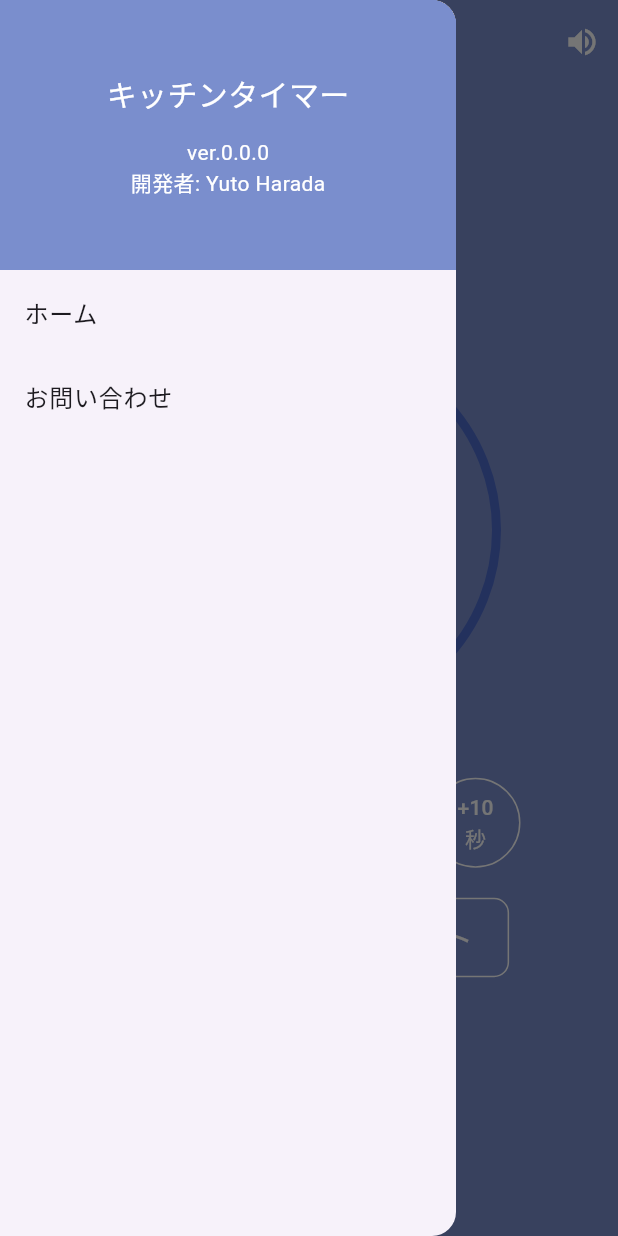
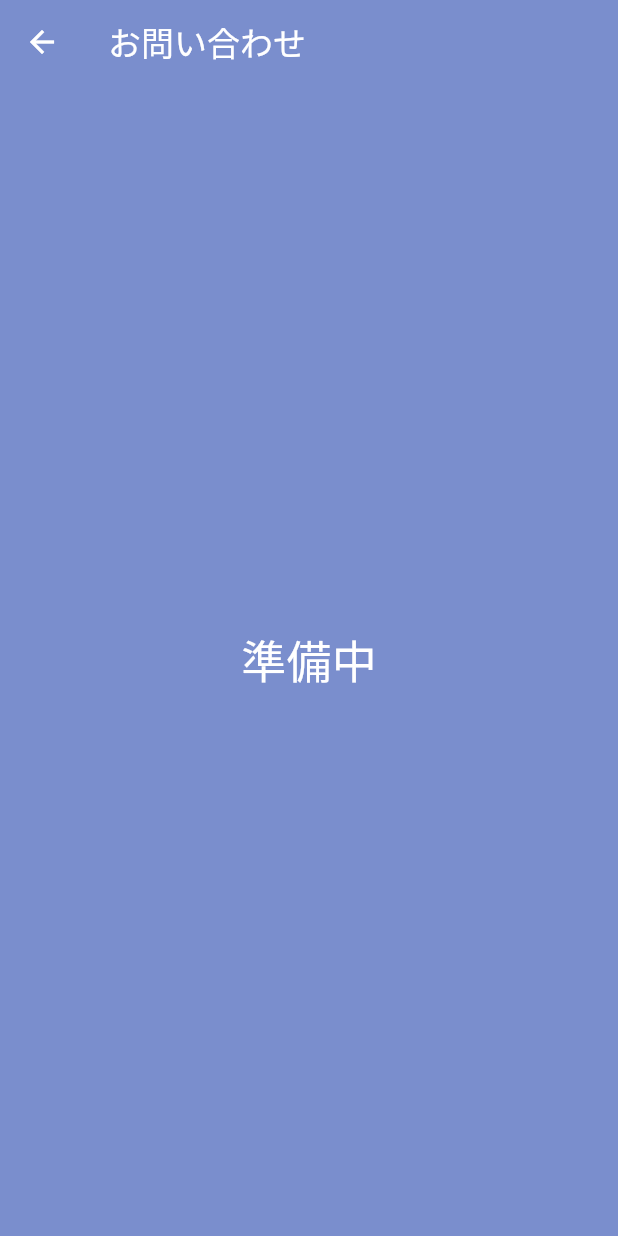
Before and after one commit to mryuu4dev/kitchen_timer, a Flutter app: the screen it shows after launch, in the side drawer, after a tap on "お問い合わせ", on a phone screen of 412 x 824 dp. Run offline on Flutter 3.47's test engine with Material 3 defaults, Android fonts, the phone set to English and light mode, and no system bars; our stand-ins replace audioplayers, get.

Commit message:
お問い合わせ画面を追加

```diff
--- a/lib/main.dart
+++ b/lib/main.dart
@@ -2,11 +2,15 @@ import 'dart:async';
 
 import 'package:audioplayers/audioplayers.dart';
 import 'package:flutter/material.dart';
+import 'package:flutter/services.dart';
 import 'package:get/get.dart';
 
 void main() {
   WidgetsFlutterBinding.ensureInitialized();
-  runApp(MyApp());
+  SystemChrome.setPreferredOrientations(<DeviceOrientation>[
+    DeviceOrientation.portraitUp,
+    DeviceOrientation.portraitDown,
+  ]).then((_) => runApp(MyApp()));
 }
 
 class TimerController extends GetxController {
@@ -168,7 +172,7 @@ class MyApp extends StatelessWidget {
 
   @override
   Widget build(BuildContext context) {
-    return MaterialApp(
+    return GetMaterialApp(
       theme: ThemeData(
         appBarTheme: const AppBarTheme(backgroundColor: Colors.transparent),
         scaffoldBackgroundColor: AppColor.primary,
@@ -208,8 +212,10 @@ class MyApp extends StatelessWidget {
                   ],
                 ),
               ),
-              ListTile(onTap: () {}, title: const Text('ホーム')),
-              ListTile(onTap: () {}, title: const Text('お問い合わせ')),
+              ListTile(
+                onTap: () => Get.to(() => const ContactView()),
+                title: const Text('お問い合わせ'),
+              ),
             ],
           ),
         ),
@@ -286,3 +292,29 @@ class MyApp extends StatelessWidget {
     );
   }
 }
+
+class ContactView extends StatelessWidget {
+  const ContactView({super.key});
+
+  @override
+  Widget build(BuildContext context) {
+    return Scaffold(
+      appBar: AppBar(
+        title: const Text(
+          'お問い合わせ',
+          style: TextStyle(color: Colors.white),
+        ),
+        iconTheme: const IconThemeData(color: Colors.white),
+      ),
+      body: const Center(
+        child: Text(
+          '準備中',
+          style: TextStyle(
+            color: Colors.white,
+            fontSize: 30,
+          ),
+        ),
+      ),
+    );
+  }
+}
```
